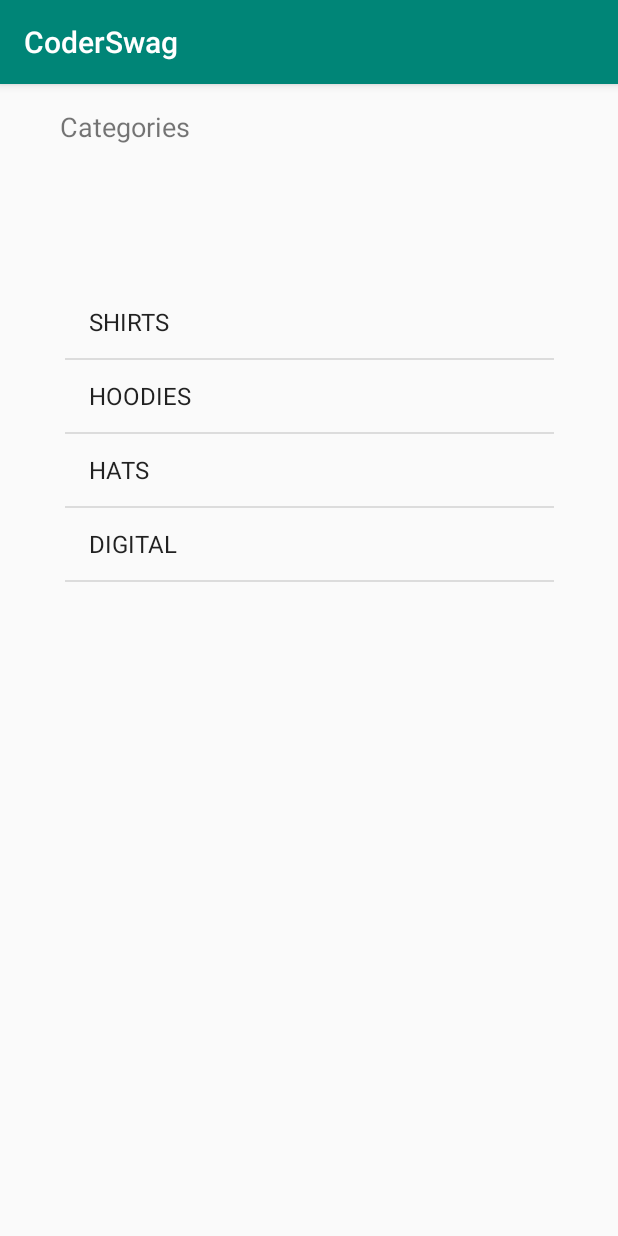
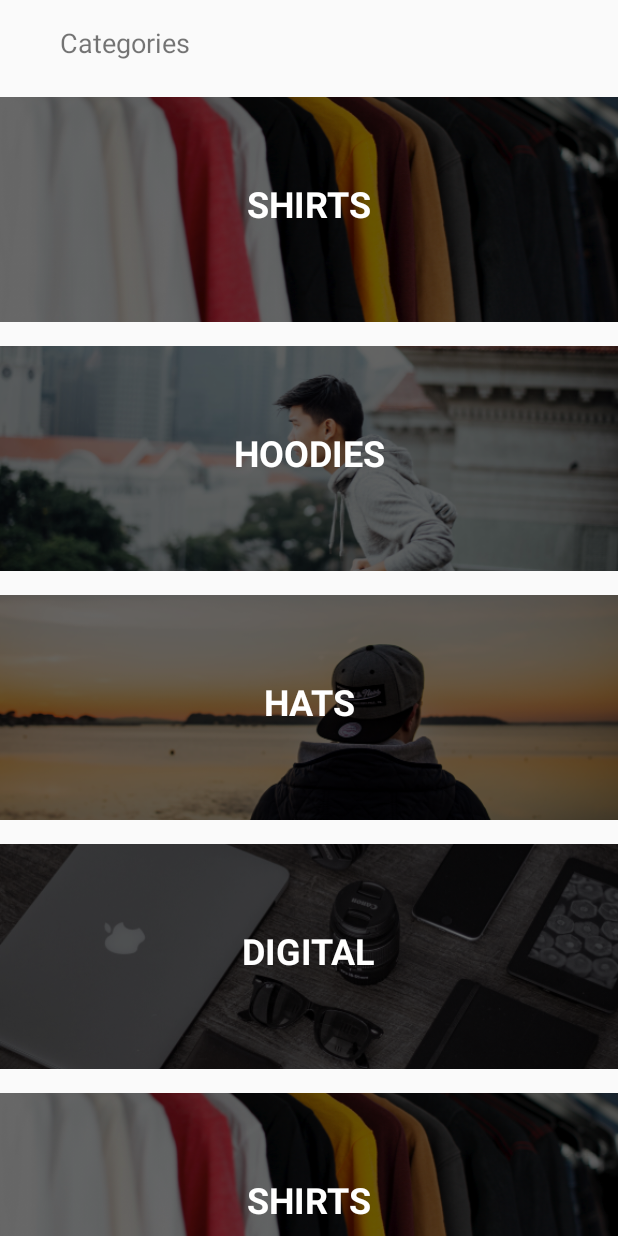
Before and after one commit to Brahmadatta/CoderSwag, an Android app: the screen it shows after launch (MainActivity), on a phone screen of 412 x 824 dp. Run offline under Robolectric (Android 15) with nearby library versions, the phone set to English and light mode, and no system bars.

Commit message:
lesson 03

```diff
--- /dev/null
+++ b/app/src/main/java/com/example/coderswag/Adapters/CategoryAdapter.kt
@@ -0,0 +1,57 @@
+package com.example.coderswag.Adapters
+
+import android.content.Context
+import android.view.LayoutInflater
+import android.view.View
+import android.view.ViewGroup
+import android.widget.BaseAdapter
+import android.widget.ImageView
+import android.widget.TextView
+import com.example.coderswag.Model.Category
+import com.example.coderswag.R
+
+class CategoryAdapter(context : Context,categories : List<Category>) : BaseAdapter() {
+
+    val context = context
+
+    val categories = categories
+
+    override fun getView(position : Int, convertView: View?, parent : ViewGroup?): View {
+
+        val categoryView : View
+
+        categoryView = LayoutInflater.from(context).inflate(R.layout.category_list_item,null)
+
+        val categoryImage : ImageView = categoryView.findViewById(R.id.categoryImage)
+
+        val categoryName : TextView = categoryView.findViewById(R.id.categoryName)
+
+        println("Heavy Computing")
+
+
+        val category = categories[position]
+
+        val resourceId = context.resources.getIdentifier(category.image,"drawable",context.packageName)
+        categoryImage.setImageResource(resourceId)
+        println(resourceId)
+
+        categoryName.text = category.title
+
+        return categoryView
+
+    }
+
+    override fun getItem(position : Int): Any {
+
+        return categories[position]
+    }
+
+    override fun getItemId(position : Int): Long {
+        return 0;
+    }
+
+    override fun getCount(): Int {
+
+        return categories.count()
+    }
+}
--- a/app/src/main/java/com/example/coderswag/Controller/MainActivity.kt
+++ b/app/src/main/java/com/example/coderswag/Controller/MainActivity.kt
@@ -3,6 +3,7 @@ package com.example.coderswag.Controller
 import androidx.appcompat.app.AppCompatActivity
 import android.os.Bundle
 import android.widget.ArrayAdapter
+import com.example.coderswag.Adapters.CategoryAdapter
 import com.example.coderswag.Model.Category
 import com.example.coderswag.R
 import com.example.coderswag.Services.DataService
@@ -10,13 +11,17 @@ import kotlinx.android.synthetic.main.activity_main.*
 
 class MainActivity : AppCompatActivity() {
 
-    lateinit var adapter : ArrayAdapter<Category>
+    //lateinit var adapter : ArrayAdapter<Category>
+
+    lateinit var adapter : CategoryAdapter
 
     override fun onCreate(savedInstanceState: Bundle?) {
         super.onCreate(savedInstanceState)
         setContentView(R.layout.activity_main)
 
-        adapter = ArrayAdapter(this,android.R.layout.simple_list_item_1,DataService.categories)
+        //adapter = ArrayAdapter(this,android.R.layout.simple_list_item_1,DataService.categories)
+
+        adapter = CategoryAdapter(this,DataService.categories)
 
         categoryListView.adapter = adapter
     }
--- a/app/src/main/java/com/example/coderswag/Services/DataService.kt
+++ b/app/src/main/java/com/example/coderswag/Services/DataService.kt
@@ -9,7 +9,12 @@ object DataService {
         Category("SHIRTS","shirtimage"),
         Category("HOODIES","hoodieimage"),
         Category("HATS","hatimage"),
+        Category("DIGITAL","digitalgoodsimage"),
+        Category("SHIRTS","shirtimage"),
+        Category("HOODIES","hoodieimage"),
+        Category("HATS","hatimage"),
         Category("DIGITAL","digitalgoodsimage")
+
     )
 
     val Hats = listOf(
--- a/app/src/main/res/layout/activity_main.xml
+++ b/app/src/main/res/layout/activity_main.xml
@@ -20,12 +20,13 @@
 
     <ListView
         android:id="@+id/categoryListView"
-        android:layout_width="326dp"
-        android:layout_height="555dp"
+        android:layout_width="0dp"
+        android:layout_height="0dp"
         android:layout_marginTop="16dp"
         app:layout_constraintBottom_toBottomOf="parent"
         app:layout_constraintEnd_toEndOf="parent"
         app:layout_constraintStart_toStartOf="parent"
+        android:divider="@null"
         app:layout_constraintTop_toBottomOf="@+id/textView" />
 
 </androidx.constraintlayout.widget.ConstraintLayout>
--- a/app/src/main/res/layout/category_list_item.xml
+++ b/app/src/main/res/layout/category_list_item.xml
@@ -10,6 +10,8 @@
         android:id="@+id/categoryImage"
         android:layout_width="0dp"
         android:layout_height="150dp"
+        android:layout_marginTop="8dp"
+        android:layout_marginBottom="8dp"
         android:scaleType="centerCrop"
         app:layout_constraintBottom_toBottomOf="parent"
         app:layout_constraintEnd_toEndOf="parent"
--- a/app/src/main/res/values/styles.xml
+++ b/app/src/main/res/values/styles.xml
@@ -1,7 +1,7 @@
 <resources>
 
     <!-- Base application theme. -->
-    <style name="AppTheme" parent="Theme.AppCompat.Light.DarkActionBar">
+    <style name="AppTheme" parent="Theme.AppCompat.Light.NoActionBar">
         <!-- Customize your theme here. -->
         <item name="colorPrimary">@color/colorPrimary</item>
         <item name="colorPrimaryDark">@color/colorPrimaryDark</item>
```
